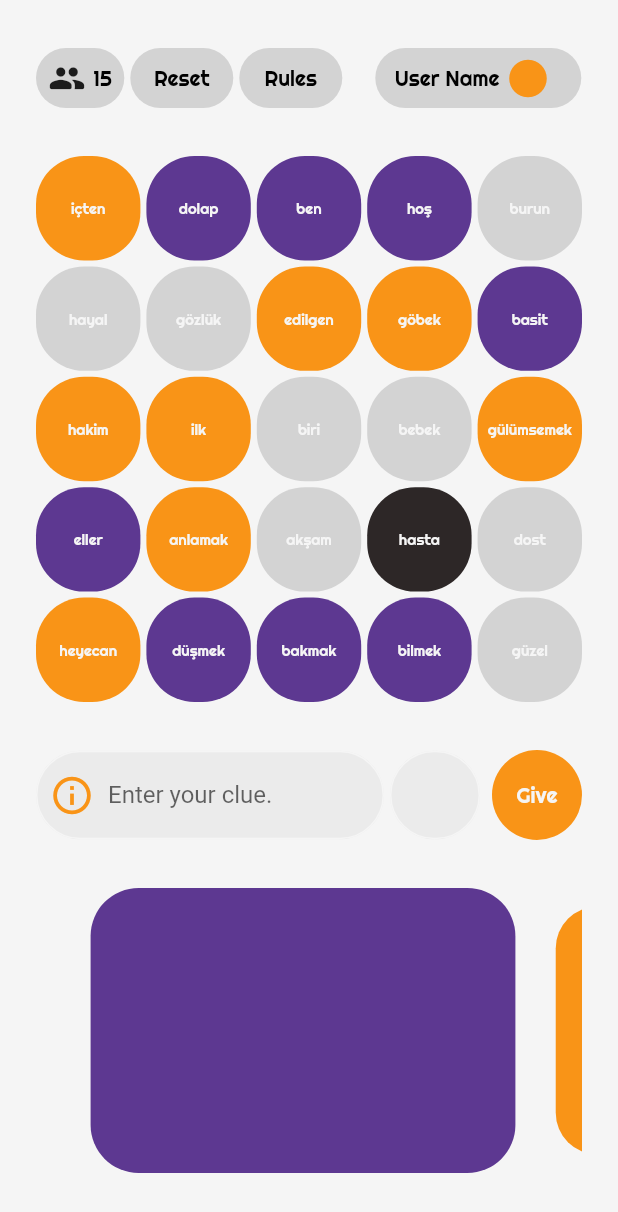
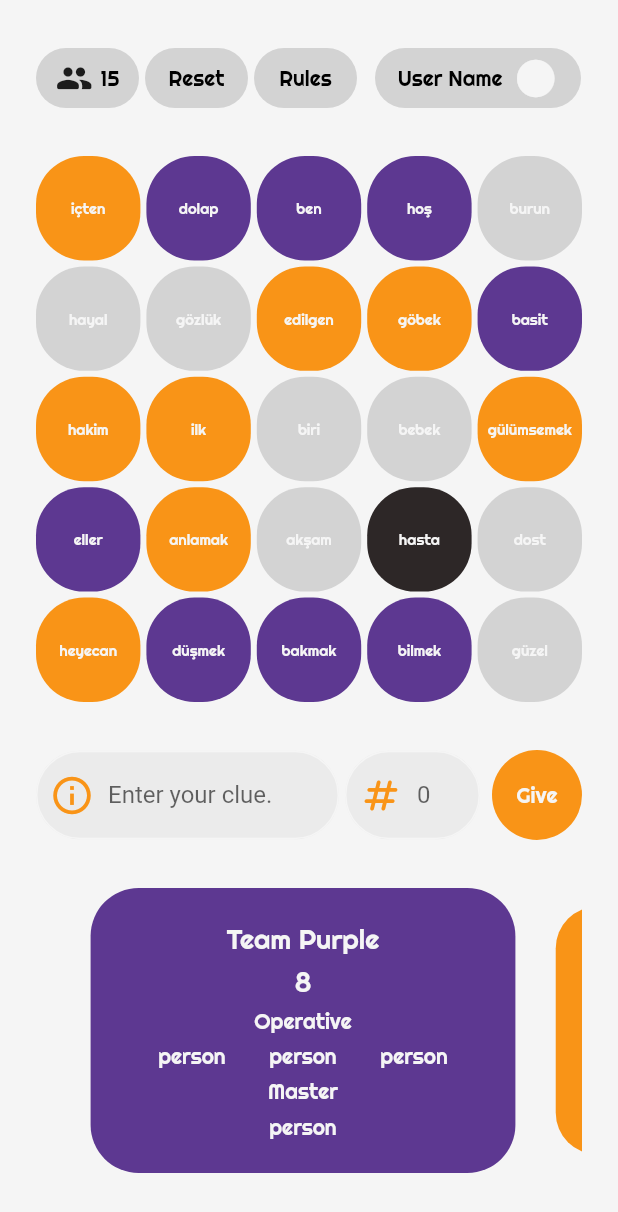
Before and after one commit to umutcanszoglu/mindmatcher, a Flutter app: the GamePage screen opened directly, on a phone screen of 412 x 824 dp. Shown: the top 1212 px of the screen. Run offline on Flutter 3.47's test engine with Material 2 defaults, Android fonts, the phone set to English and light mode, and no system bars; drawn by our look-alikes of carousel_slider; our stand-ins replace get, google_fonts, lottie.

Commit message:
team card changed

```diff
--- a/lib/consts/icons.dart
+++ b/lib/consts/icons.dart
@@ -4,6 +4,6 @@ import 'package:mindmatcher/consts/theme.dart';
 const nicknameIcon = Icon(Icons.person, size: 25);
 const keyIcon = Icon(Icons.key_rounded, size: 25);
 const playersIcon = Icon(Icons.people_rounded, size: 25);
-const avatarIcon = Icon(Icons.circle, size: 30, color: orange);
+const avatarIcon = Icon(Icons.circle, size: 30, color: white);
 const infoIcon = Icon(Icons.info_outlined, size: 30, color: orange);
-const slidingIcon = Icon(Icons.minimize_rounded, size: 60, color: orange);
+const numberIcon = Icon(Icons.numbers_rounded, size: 30, color: orange);
--- a/lib/consts/teams.dart
+++ b/lib/consts/teams.dart
@@ -3,7 +3,7 @@ import 'package:mindmatcher/models/team_model.dart';
 
 class Teams {
   static final teams = <TeamModel>[
-    TeamModel(teamColor: purple),
-    TeamModel(teamColor: orange),
+    TeamModel(teamName: "Team Purple", teamColor: purple, role: "", wordCount: 8),
+    TeamModel(teamName: "Team Orange", teamColor: orange, role: "", wordCount: 8),
   ];
 }
--- a/lib/models/team_model.dart
+++ b/lib/models/team_model.dart
@@ -2,8 +2,14 @@
 import 'package:flutter/material.dart';
 
 class TeamModel {
+  String teamName;
+  int wordCount;
+  String role;
   Color teamColor;
   TeamModel({
+    required this.teamName,
+    required this.wordCount,
+    required this.role,
     required this.teamColor,
   });
 }
--- a/lib/widgets/clue.dart
+++ b/lib/widgets/clue.dart
@@ -27,9 +27,11 @@ class ClueWidget extends StatelessWidget {
         ),
         const SizedBox(width: 4),
         SizedBox(
-          width: 60,
+          width: 90,
           child: MyTextField(
             controller: controller.clueCount,
+            hintText: "0",
+            prefixIcon: numberIcon,
             borderColor: white,
             keyboardType: TextInputType.number,
           ),
--- a/lib/widgets/players_card.dart
+++ b/lib/widgets/players_card.dart
@@ -11,7 +11,7 @@ class PlayersCard extends StatelessWidget {
     return GestureDetector(
       onTap: onTap,
       child: Container(
-        width: Get.width / 7,
+        width: Get.width / 6,
         height: 40,
         decoration: BoxDecoration(
           color: dirtyWhite,
--- a/lib/widgets/teams_card.dart
+++ b/lib/widgets/teams_card.dart
@@ -1,4 +1,5 @@
 import 'package:flutter/material.dart';
+import 'package:mindmatcher/consts/theme.dart';
 import 'package:mindmatcher/models/team_model.dart';
 
 class TeamsCard extends StatelessWidget {
@@ -11,12 +12,36 @@ class TeamsCard extends StatelessWidget {
   @override
   Widget build(BuildContext context) {
     return Container(
+      padding: const EdgeInsets.all(16),
       width: double.infinity,
       height: 190,
       decoration: BoxDecoration(
         color: team.teamColor,
         borderRadius: BorderRadius.circular(32),
       ),
+      child: Column(
+        mainAxisAlignment: MainAxisAlignment.spaceEvenly,
+        children: [
+          Text(team.teamName, style: FontStyles.bodyWhite),
+          Text(team.wordCount.toString(), style: FontStyles.bodyWhite),
+          Text("Operative", style: FontStyles.smallButtonwhite),
+          Row(
+            mainAxisAlignment: MainAxisAlignment.spaceEvenly,
+            children: [
+              Text("person", style: FontStyles.smallButtonwhite),
+              Text("person", style: FontStyles.smallButtonwhite),
+              Text("person", style: FontStyles.smallButtonwhite),
+            ],
+          ),
+          Text("Master", style: FontStyles.smallButtonwhite),
+          Row(
+            mainAxisAlignment: MainAxisAlignment.spaceEvenly,
+            children: [
+              Text("person", style: FontStyles.smallButtonwhite),
+            ],
+          ),
+        ],
+      ),
     );
   }
 }
--- a/lib/widgets/top_bar.dart
+++ b/lib/widgets/top_bar.dart
@@ -16,7 +16,7 @@ class TopBarWidget extends StatelessWidget {
         ResetCard(),
         SizedBox(width: 4),
         RulesCard(),
-        SizedBox(width: 22),
+        SizedBox(width: 12),
         UserCard(),
       ],
     );
--- a/lib/widgets/user_card.dart
+++ b/lib/widgets/user_card.dart
@@ -12,7 +12,7 @@ class UserCard extends StatelessWidget {
     return GestureDetector(
       onTap: onTap,
       child: Container(
-        padding: const EdgeInsets.symmetric(horizontal: 13),
+        padding: const EdgeInsets.symmetric(horizontal: 8),
         width: Get.width / 3,
         height: 40,
         decoration: BoxDecoration(
@@ -20,9 +20,9 @@ class UserCard extends StatelessWidget {
           borderRadius: BorderRadius.circular(32),
         ),
         child: Row(
+          mainAxisAlignment: MainAxisAlignment.spaceEvenly,
           children: [
             Text("User Name", style: FontStyles.smallButtonBlack),
-            const SizedBox(width: 4),
             avatarIcon,
           ],
         ),
```
